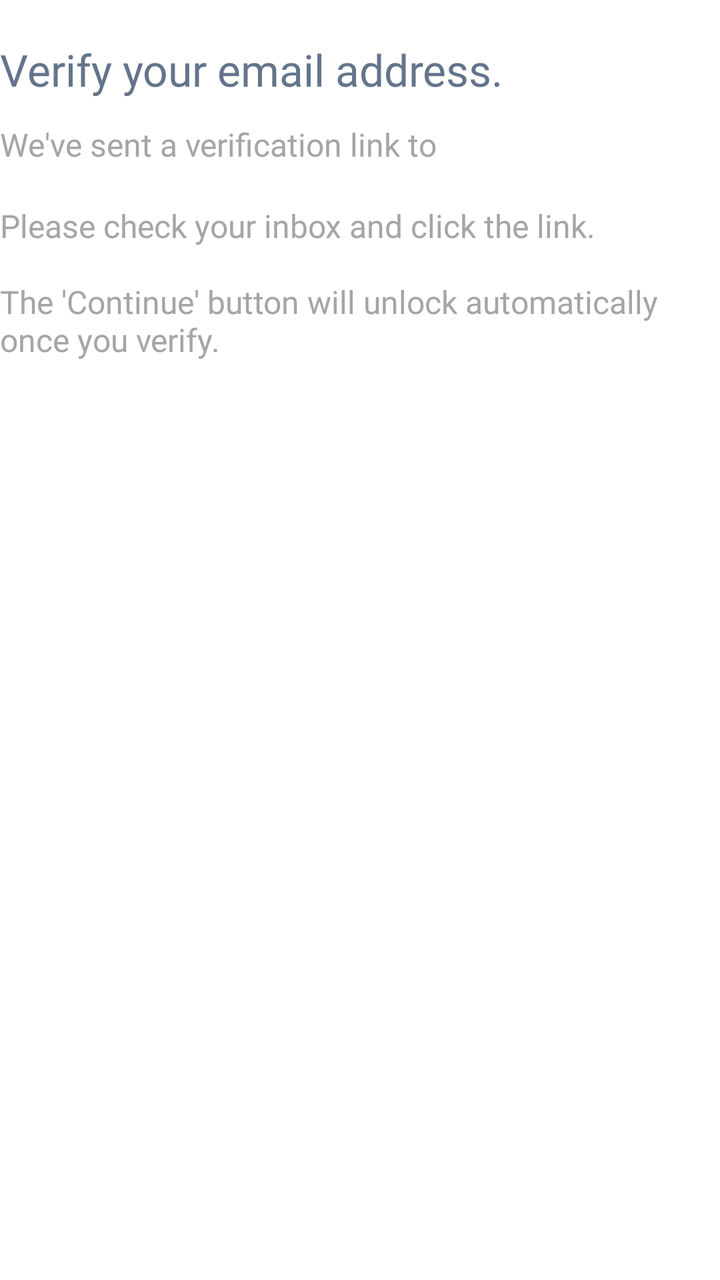
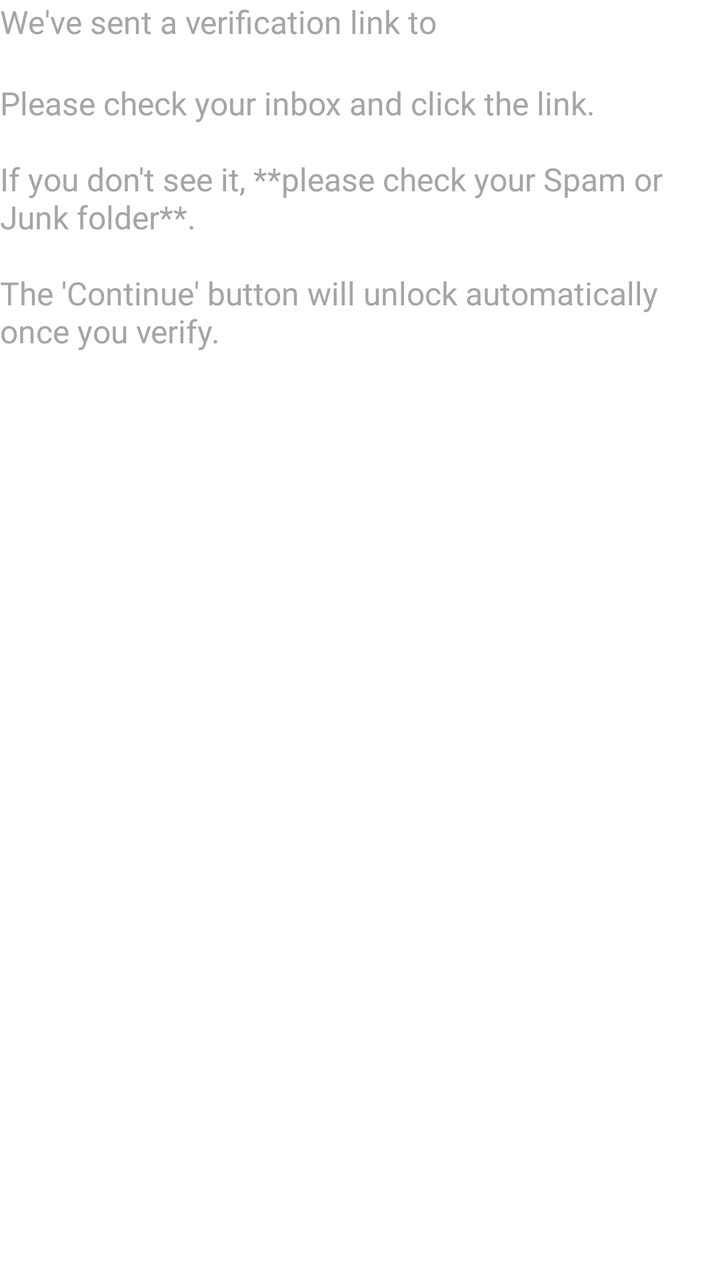

An Android layout rendered at two revisions. The XML below is the earlier revision; the diff shows what the commit changed to produce the second picture.
<!-- AndroidManifest.xml: application theme Theme.Tetragon -->
<!-- res/layout/fragment_ui_verification.xml -->
<?xml version="1.0" encoding="utf-8"?>
<androidx.constraintlayout.widget.ConstraintLayout xmlns:android="http://schemas.android.com/apk/res/android"
    xmlns:app="http://schemas.android.com/apk/res-auto"
    android:layout_width="match_parent"
    android:layout_height="match_parent"
    android:background="@color/white">

    <TextView
        android:id="@+id/textViewTitle"
        android:layout_width="wrap_content"
        android:layout_height="wrap_content"
        android:fontFamily="@font/inter_semibold"
        android:text="@string/verify_your_email_address"
        android:textColor="@color/text_color"
        android:textSize="22sp"
        android:layout_marginTop="20dp"
        app:layout_constraintStart_toStartOf="parent"
        app:layout_constraintTop_toTopOf="parent" />

    <TextView
        android:id="@+id/textViewInstructions"
        android:layout_width="0dp"
        android:layout_height="wrap_content"
        android:layout_marginTop="12dp"
        android:fontFamily="@font/inter_medium"
        android:text="@string/we_ve_sent_a_verification_link_to"
        android:textColor="@color/gray_1"
        android:textSize="16sp"
        app:layout_constraintEnd_toEndOf="parent"
        app:layout_constraintStart_toStartOf="parent"
        app:layout_constraintTop_toBottomOf="@+id/textViewTitle" />

    <TextView
        android:layout_width="0dp"
        android:layout_height="wrap_content"
        android:fontFamily="@font/inter_medium"
        android:text="@string/nplease_check_your_inbox_and_click_the_link_n_nthe_continue_button_will_unlock_automatically_once_you_verify"
        android:textColor="@color/gray_1"
        android:textSize="16sp"
        app:layout_constraintEnd_toEndOf="parent"
        app:layout_constraintStart_toStartOf="parent"
        app:layout_constraintTop_toBottomOf="@+id/textViewInstructions" />

</androidx.constraintlayout.widget.ConstraintLayout>
<!-- resources referenced by this layout -->
<resources>
  <color name="gray_1">#A5A5A5</color>
  <color name="text_color">#64748b</color>
  <color name="white">#FFFFFFFF</color>
  <string name="nplease_check_your_inbox_and_click_the_link_n_nthe_continue_button_will_unlock_automatically_once_you_verify">\nPlease check your inbox and click the link. \n\nThe \'Continue\' button will unlock automatically once you verify.</string>
  <string name="verify_your_email_address">Verify your email address.</string>
  <string name="we_ve_sent_a_verification_link_to">We\'ve sent a verification link to</string>
  <style name="Theme.Tetragon" parent="Base.Theme.Tetragon" />
  <style name="Base.Theme.Tetragon" parent="Theme.Material3.DayNight.NoActionBar">
          <item name="android:statusBarColor">@color/white</item>
          <item name="android:navigationBarColor">@color/white</item>
          <item name="android:windowLightStatusBar">true</item>
  
          <item name="android:windowBackground">@color/white</item>
          <item name="android:colorBackground">@color/white</item>
  
          <item name="android:windowIsTranslucent">false</item>
      </style>
</resources>

<!-- the commit's change to res/layout/fragment_ui_verification.xml (unified diff, before → after) -->
@@ -6,29 +6,16 @@
     android:background="@color/white">
 
     <TextView
-        android:id="@+id/textViewTitle"
-        android:layout_width="wrap_content"
-        android:layout_height="wrap_content"
-        android:fontFamily="@font/inter_semibold"
-        android:text="@string/verify_your_email_address"
-        android:textColor="@color/text_color"
-        android:textSize="22sp"
-        android:layout_marginTop="20dp"
-        app:layout_constraintStart_toStartOf="parent"
-        app:layout_constraintTop_toTopOf="parent" />
-
-    <TextView
         android:id="@+id/textViewInstructions"
         android:layout_width="0dp"
         android:layout_height="wrap_content"
-        android:layout_marginTop="12dp"
         android:fontFamily="@font/inter_medium"
         android:text="@string/we_ve_sent_a_verification_link_to"
         android:textColor="@color/gray_1"
         android:textSize="16sp"
         app:layout_constraintEnd_toEndOf="parent"
         app:layout_constraintStart_toStartOf="parent"
-        app:layout_constraintTop_toBottomOf="@+id/textViewTitle" />
+        app:layout_constraintTop_toTopOf="parent" />
 
     <TextView
         android:layout_width="0dp"
<!-- resource entries referenced after the edit -->
@@ -1,10 +1,8 @@
 <!-- resources referenced by this layout -->
 <resources>
   <color name="gray_1">#A5A5A5</color>
-  <color name="text_color">#64748b</color>
   <color name="white">#FFFFFFFF</color>
-  <string name="nplease_check_your_inbox_and_click_the_link_n_nthe_continue_button_will_unlock_automatically_once_you_verify">\nPlease check your inbox and click the link. \n\nThe \'Continue\' button will unlock automatically once you verify.</string>
-  <string name="verify_your_email_address">Verify your email address.</string>
+  <string name="nplease_check_your_inbox_and_click_the_link_n_nthe_continue_button_will_unlock_automatically_once_you_verify">\nPlease check your inbox and click the link. \n\nIf you don\'t see it, **please check your Spam or Junk folder**.\n\nThe \'Continue\' button will unlock automatically once you verify.</string>
   <string name="we_ve_sent_a_verification_link_to">We\'ve sent a verification link to</string>
   <style name="Theme.Tetragon" parent="Base.Theme.Tetragon" />
   <style name="Base.Theme.Tetragon" parent="Theme.Material3.DayNight.NoActionBar">
